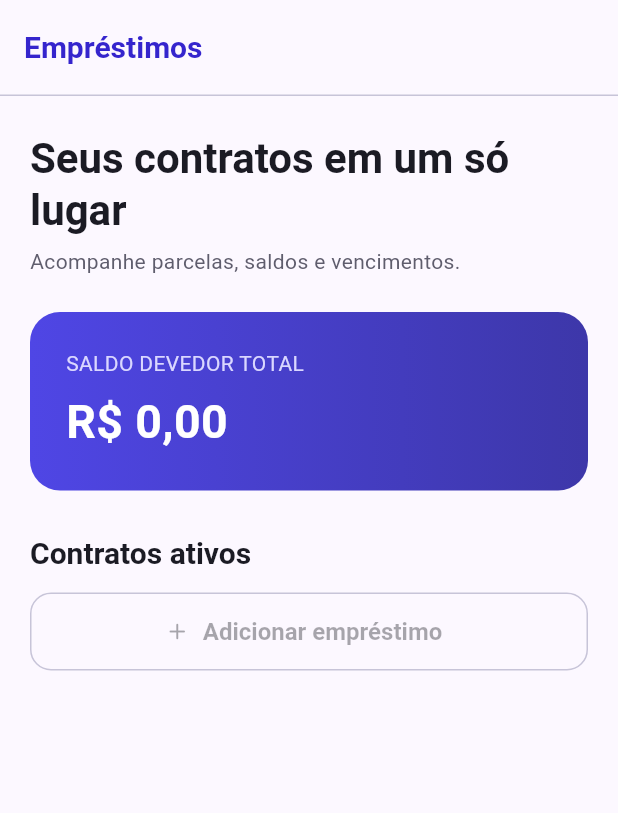
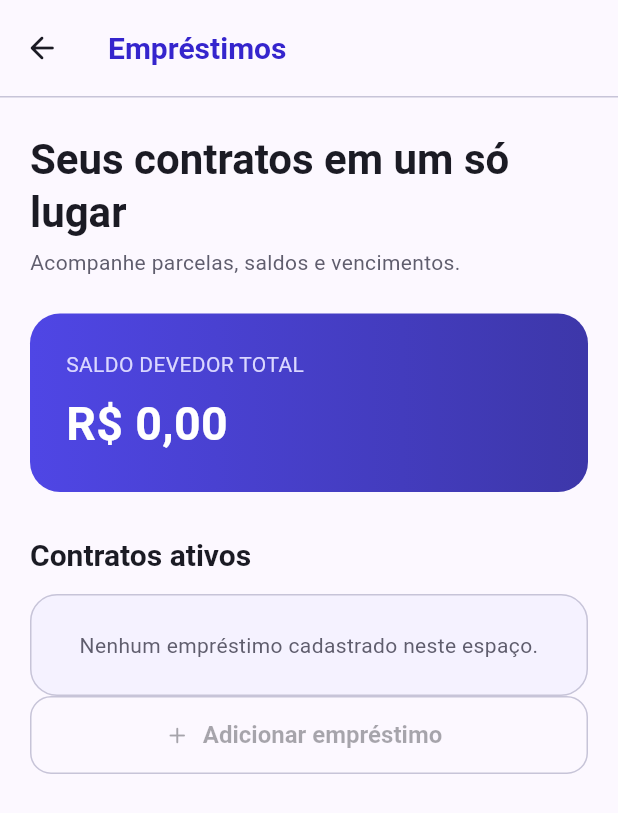
Before and after one commit to GuilhermeDuarte14511/MinhasFinancas, a Flutter app: the LoansPage screen opened by its route, on a phone screen of 412 x 824 dp. Shown: the top 813 px of the screen. Run offline on Flutter 3.47's test engine with Material 3 defaults, Android fonts, the phone set to English and light mode, and no system bars; our stand-ins replace firebase_auth, firebase_core, firebase_messaging, flutter_riverpod, go_router; missing offline and left inert: firebase_data_connect; accounts and stored records are empty.

Commit message:
feat: integra empréstimos ao shell e corrige retorno

```diff
--- a/lib/features/finance/presentation/loans_page.dart
+++ b/lib/features/finance/presentation/loans_page.dart
@@ -9,7 +9,14 @@ import '../application/finance_controller.dart';
 import '../domain/finance_models.dart';
 
 class LoansPage extends ConsumerWidget {
-  const LoansPage({super.key});
+  const LoansPage({this.embedded = false, super.key});
+
+  final bool embedded;
+
+  Future<void> _goBack(BuildContext context) async {
+    final popped = await Navigator.of(context).maybePop();
+    if (!popped && context.mounted) context.go('/app/home');
+  }
 
   @override
   Widget build(BuildContext context, WidgetRef ref) {
@@ -18,9 +25,7 @@ class LoansPage extends ConsumerWidget {
       0,
       (total, loan) => total + loan.outstandingBalance.cents,
     );
-    return Scaffold(
-      appBar: const BrandAppBar(title: 'Empréstimos', showBack: true),
-      body: SafeArea(
+    final content = SafeArea(
       child: SingleChildScrollView(
         child: AppContent(
           child: Column(
@@ -63,6 +68,18 @@ class LoansPage extends ConsumerWidget {
               const SizedBox(height: 28),
               const SectionHeading(title: 'Contratos ativos'),
               const SizedBox(height: 12),
+              if (finance.loans.isEmpty)
+                Card(
+                  color: AppColors.surfaceLow,
+                  child: const Padding(
+                    padding: EdgeInsets.all(24),
+                    child: Text(
+                      'Nenhum empréstimo cadastrado neste espaço.',
+                      textAlign: TextAlign.center,
+                    ),
+                  ),
+                )
+              else
                 for (final loan in finance.loans) ...[
                   _LoanCard(loan: loan),
                   const SizedBox(height: 14),
@@ -78,7 +95,34 @@ class LoansPage extends ConsumerWidget {
           ),
         ),
       ),
+    );
+
+    if (embedded) return content;
+
+    return Scaffold(
+      appBar: AppBar(
+        toolbarHeight: 64,
+        automaticallyImplyLeading: false,
+        leading: IconButton(
+          tooltip: 'Voltar',
+          onPressed: () => _goBack(context),
+          icon: const Icon(Icons.arrow_back_rounded),
         ),
+        title: const Text(
+          'Empréstimos',
+          maxLines: 1,
+          overflow: TextOverflow.ellipsis,
+          style: TextStyle(
+            color: AppColors.primary,
+            fontWeight: FontWeight.w600,
+          ),
+        ),
+        bottom: const PreferredSize(
+          preferredSize: Size.fromHeight(1),
+          child: Divider(height: 1),
+        ),
+      ),
+      body: content,
     );
   }
 }
@@ -90,7 +134,9 @@ class _LoanCard extends StatelessWidget {
 
   @override
   Widget build(BuildContext context) {
-    final progress = loan.paidInstallments / loan.installmentCount;
+    final progress = loan.installmentCount == 0
+        ? 0.0
+        : loan.paidInstallments / loan.installmentCount;
     return Card(
       clipBehavior: Clip.antiAlias,
       child: InkWell(
```
Lines whose indentation alone changed are shown as unchanged.
